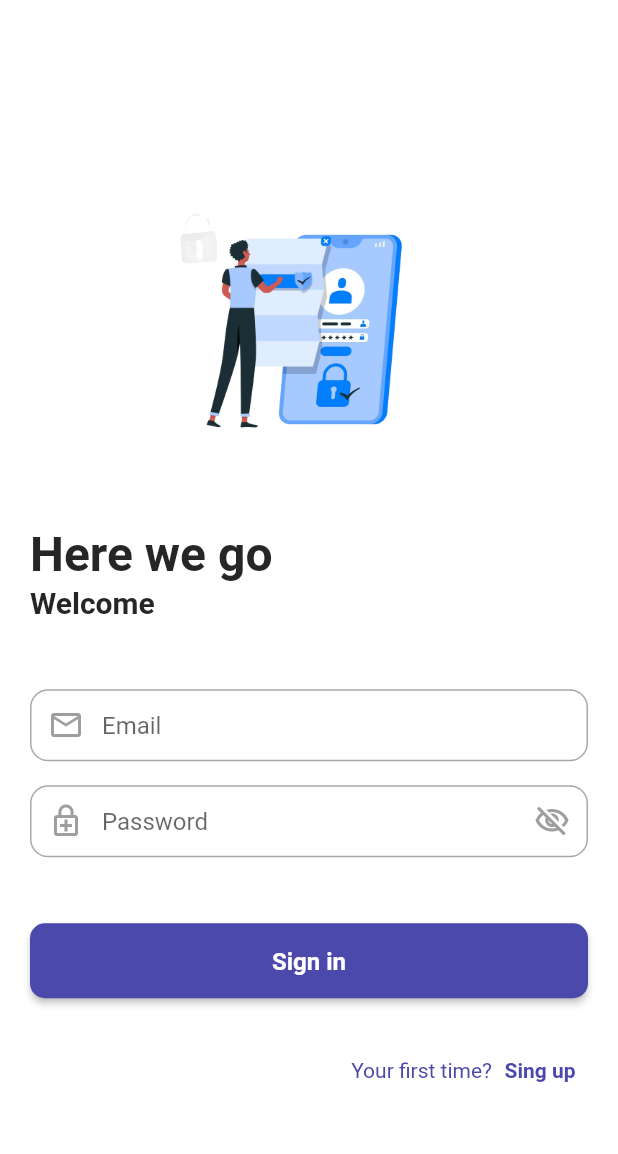
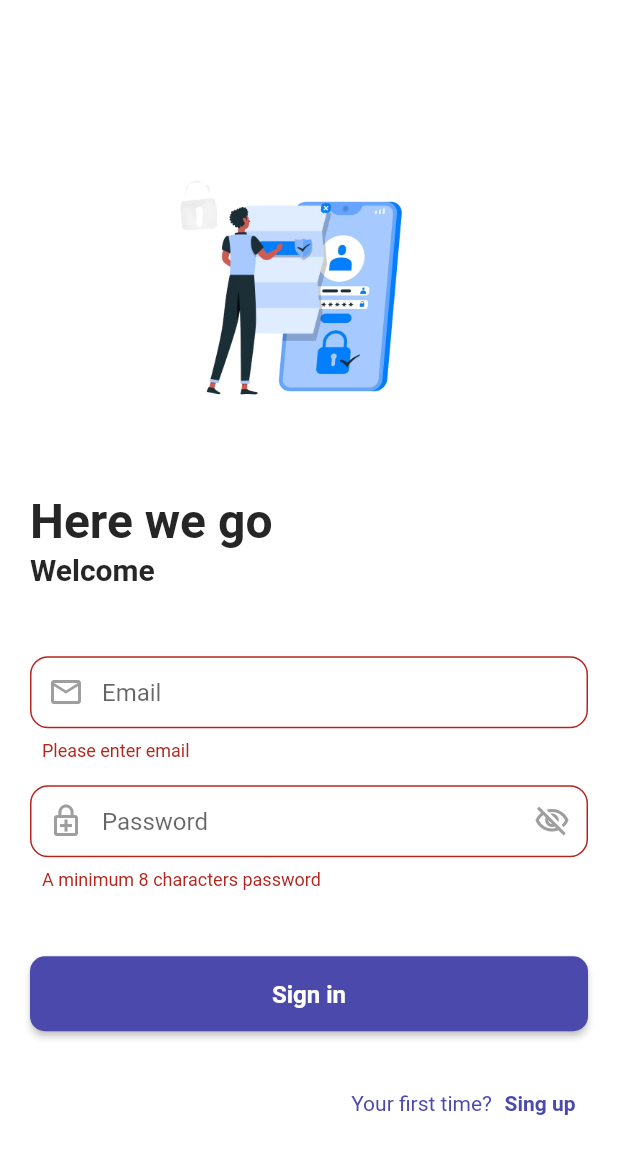
Before and after one commit to ponlakrit1/flutter_fake_shop, a Flutter app: the screen it shows after launch, after a tap on "Sign in", on a phone screen of 412 x 824 dp. Shown: the top 1154 px of the screen. Run offline on Flutter 3.47's test engine with Material 3 defaults, Android fonts, the phone set to English and light mode, and no system bars; our stand-ins replace bloc, cached_network_image, dartz, dio, equatable, flutter_bloc and 4 more; generated files the repository leaves out were written again; Roboto replaces fonts that are missing (NotoSansThai); statements that could not run were skipped.

Commit message:
feat: 🎸 Add login event to call API

```diff
--- a/lib/core/di/injector.dart
+++ b/lib/core/di/injector.dart
@@ -14,7 +14,9 @@ final GetIt injector = GetIt.instance;
 Future<void> initializeDependencies() async {
   //! Bloc
   injector.registerFactory(
-    () => LoginBloc(),
+    () => LoginBloc(
+      userLoginUsecase: injector(),
+    ),
   );
 
   // Use cases
--- a/lib/features/auth/presentation/page/login/bloc/login_bloc.dart
+++ b/lib/features/auth/presentation/page/login/bloc/login_bloc.dart
@@ -1,13 +1,27 @@
 import 'package:bloc/bloc.dart';
 import 'package:equatable/equatable.dart';
+import 'package:flutter_fake_shop/features/auth/domain/usecase/user_login_usecase.dart';
 
 part 'login_event.dart';
 part 'login_state.dart';
 
 class LoginBloc extends Bloc<LoginEvent, LoginState> {
-  LoginBloc() : super(LoginInitial()) {
+  final UserLoginUsecase userLoginUsecase;
+
+  LoginBloc({
+    required this.userLoginUsecase,
+  }) : super(LoginInitialState()) {
     on<AuthenticationEvent>((event, emit) async {
-      emit(LoginSuccess());
+      // TODO: User mockup (Fake shop API) for testing
+      final response = await userLoginUsecase.call(const AuthParams(
+        email: 'mor_2314',
+        password: '83r5^_',
+      ));
+
+      response.fold(
+        (failure) => emit(LoginFailedState()),
+        (data) => emit(LoginSuccessState()),
+      );
     });
   }
 }
--- a/lib/features/auth/presentation/page/login/bloc/login_event.dart
+++ b/lib/features/auth/presentation/page/login/bloc/login_event.dart
@@ -11,5 +11,8 @@ class AuthenticationEvent extends LoginEvent {
   final String email;
   final String password;
 
-  const AuthenticationEvent(this.email, this.password);
+  const AuthenticationEvent({required this.email, required this.password});
+
+  @override
+  List<Object> get props => [email, password];
 }
--- a/lib/features/auth/presentation/page/login/bloc/login_state.dart
+++ b/lib/features/auth/presentation/page/login/bloc/login_state.dart
@@ -7,16 +7,16 @@ sealed class LoginState extends Equatable {
   List<Object> get props => [];
 }
 
-final class LoginInitial extends LoginState {}
+final class LoginInitialState extends LoginState {}
 
-class LoginSuccess extends LoginState {}
+class LoginSuccessState extends LoginState {}
 
-class LoginFailed extends LoginState {}
+class LoginFailedState extends LoginState {}
 
-class LoginFailedValidateEmail extends LoginState {
+class LoginFailedValidateEmailState extends LoginState {
   final String emailErrorMsg;
 
-  const LoginFailedValidateEmail({
+  const LoginFailedValidateEmailState({
     required this.emailErrorMsg,
   });
 
@@ -24,10 +24,10 @@ class LoginFailedValidateEmail extends LoginState {
   List<Object> get props => [emailErrorMsg];
 }
 
-class LoginFailedValidatePassword extends LoginState {
+class LoginFailedValidatePasswordState extends LoginState {
   final String passwordErrorMsg;
 
-  const LoginFailedValidatePassword({
+  const LoginFailedValidatePasswordState({
     required this.passwordErrorMsg,
   });
 
--- a/lib/features/auth/presentation/page/login/login_screen.dart
+++ b/lib/features/auth/presentation/page/login/login_screen.dart
@@ -23,7 +23,11 @@ class LoginScreen extends StatelessWidget {
       body: BlocProvider(
         create: (context) => injector<LoginBloc>(),
         child: BlocConsumer<LoginBloc, LoginState>(
-          listener: (context, state) {},
+          listener: (context, state) {
+            if (state is LoginSuccessState) {
+              //
+            }
+          },
           builder: (context, state) {
             return Form(
               key: _formKey,
@@ -58,7 +62,7 @@ class LoginScreen extends StatelessWidget {
                       border: OutlineInputBorder(
                         borderRadius: BorderRadius.circular(12.0),
                       ),
-                      errorText: state is LoginFailedValidateEmail
+                      errorText: state is LoginFailedValidateEmailState
                           ? state.emailErrorMsg
                           : null,
                       validator: (text) {
@@ -82,7 +86,7 @@ class LoginScreen extends StatelessWidget {
                       border: OutlineInputBorder(
                         borderRadius: BorderRadius.circular(12.0),
                       ),
-                      errorText: state is LoginFailedValidatePassword
+                      errorText: state is LoginFailedValidatePasswordState
                           ? state.passwordErrorMsg
                           : null,
                       validator: (text) {
@@ -96,7 +100,15 @@ class LoginScreen extends StatelessWidget {
                     const SizedBox(height: 36.0),
                     FsButton(
                       buttonColor: AppColor.primary,
-                      onPressed: () {},
+                      onPressed: () {
+                        if (_formKey.currentState!.validate()) {
+                          BlocProvider.of<LoginBloc>(context)
+                              .add(AuthenticationEvent(
+                            email: _emailCtrl.text,
+                            password: _passwordCtrl.text,
+                          ));
+                        }
+                      },
                       label: 'Sign in',
                     ),
                     const SizedBox(height: 24.0),
```
